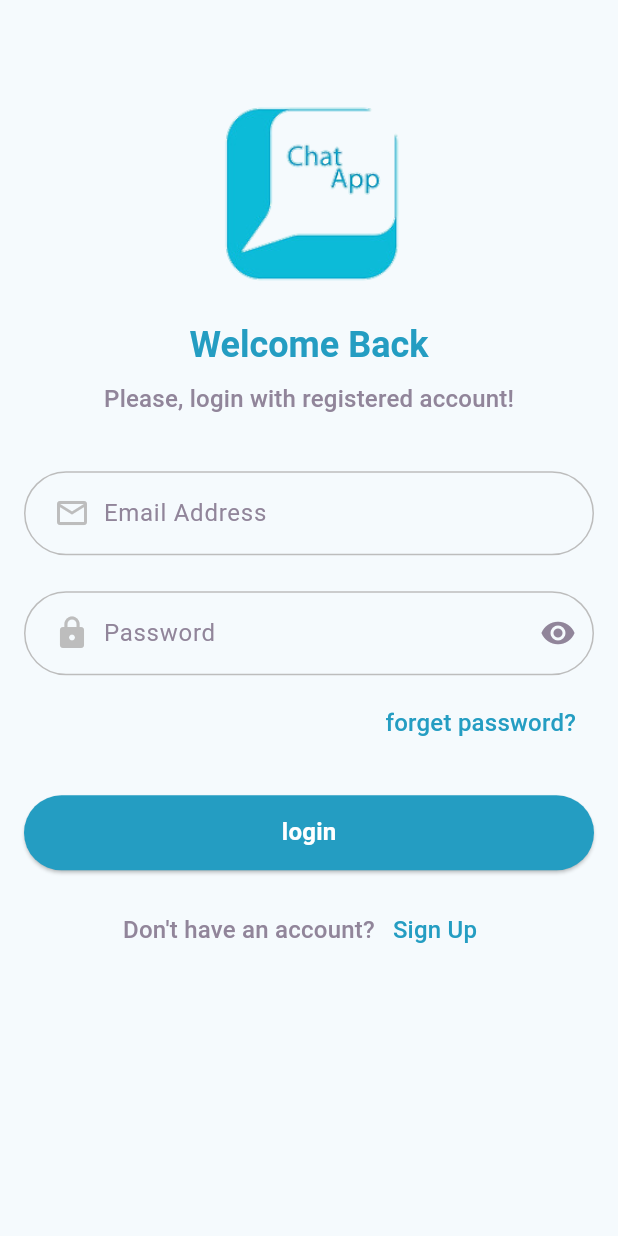
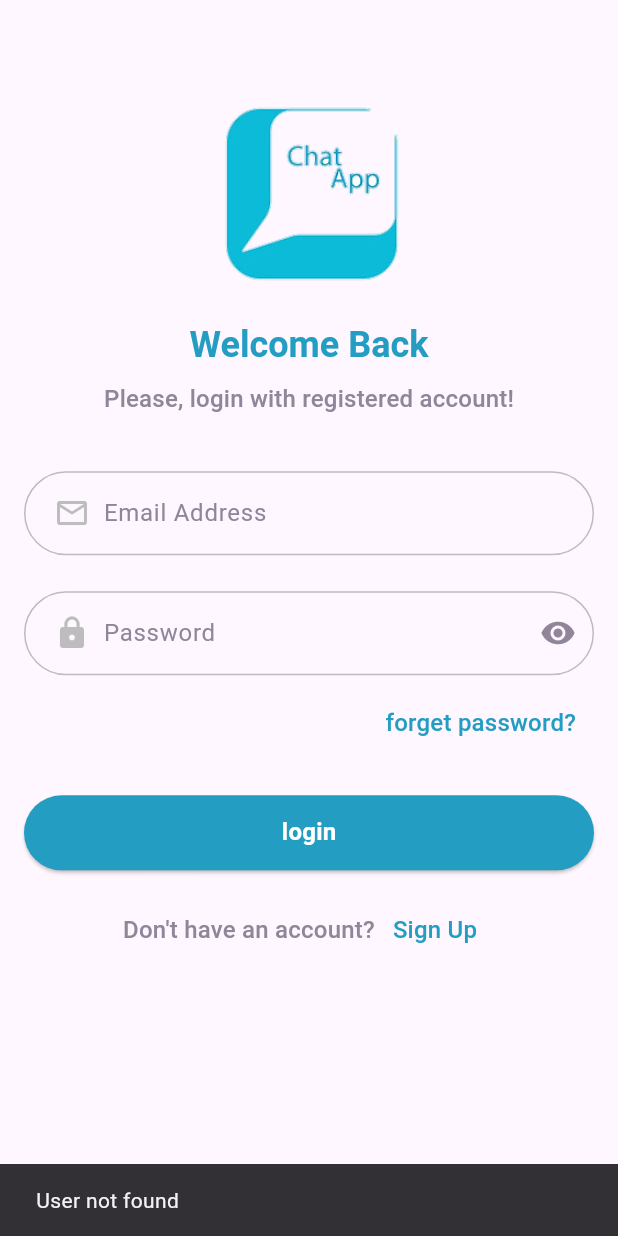
Before and after one commit to Jannat-Dawabsheh/chat_app, a Flutter app: the first screen one second after launch, on a phone screen of 412 x 824 dp. Run offline on Flutter 3.47's test engine with Material 3 defaults, Android fonts, the phone set to English and light mode, and no system bars; our stand-ins replace bloc, cloud_firestore, firebase_auth, firebase_core, flutter_bloc; accounts and stored records are empty; statements that could not run were skipped.

Commit message:
add auth services

```diff
--- /dev/null
+++ b/lib/core/utils/api_path.dart
@@ -0,0 +1,5 @@
+class ApiPath{
+  static String user(String id) => 'users/$id';
+  static String sendMessage(String id) => 'message/$id';
+  static String message() => 'message/';
+}
--- /dev/null
+++ b/lib/features/auth/manager/auth_cubit/auth_state.dart
@@ -0,0 +1,15 @@
+part of 'auth_cubit.dart';
+
+sealed class AuthState  {}
+
+final class AuthInitial extends AuthState {}
+final class AuthLoading extends AuthState {}
+final class AuthSuccess extends AuthState {
+  final User user;
+  AuthSuccess(this.user);
+}
+
+final class AuthError extends AuthState {
+  final String message;
+  AuthError(this.message);
+}
--- a/lib/features/auth/pages/create_account_page.dart
+++ b/lib/features/auth/pages/create_account_page.dart
@@ -43,7 +43,6 @@ class _CreateAccountPageState extends State<CreateAccountPage> {
     if (_formKey.currentState!.validate()) {
 
       debugPrint("$_name  $_email   $_password");
-
 
       }
     }
--- a/lib/features/auth/pages/login_page.dart
+++ b/lib/features/auth/pages/login_page.dart
@@ -1,7 +1,9 @@
 
 import 'package:chat_app/core/utils/constants/app_colors.dart';
 import 'package:chat_app/core/utils/route/app_routes.dart';
+import 'package:chat_app/features/auth/manager/auth_cubit/auth_cubit.dart';
 import 'package:flutter/material.dart';
+import 'package:flutter_bloc/flutter_bloc.dart';
 
 
 class LoginPage extends StatefulWidget {
@@ -35,18 +37,17 @@ class _LoginPageState extends State<LoginPage> {
   }
 
 
-void login() async {
+  void login(VoidCallback loginFunc) {
+    debugPrint("Email: $_email, Password:$_password");
     if (_formKey.currentState!.validate()) {
-
-      debugPrint(" $_email   $_password");
-
+      loginFunc();
 
     }
-
-}
+  }
 
   @override
   Widget build(BuildContext context) {
+    final cubit=BlocProvider.of<AuthCubit>(context);
     return Scaffold(
           appBar: AppBar(
         ),
@@ -139,7 +140,7 @@ void login() async {
                         textInputAction: TextInputAction.done,
                         onEditingComplete: () {
                           _passwordFocusNode.unfocus();
-                          login();
+                          login(()=>cubit.login(_emailControler.text, _passwordControler.text));
                         },
                         validator: (value) {
                           if (value == null || value.isEmpty) {
@@ -216,24 +217,52 @@ void login() async {
                       SizedBox(
                         width: double.infinity,
                         height: 50,
-                        child: ElevatedButton(
-                                onPressed: (){
-                                  login();
-                                },
+                        child: BlocConsumer<AuthCubit, AuthState>(
+                          bloc:cubit,
+                          listenWhen: (previous,current)=>current is AuthSuccess || current is AuthError,
+                          listener: (context, state) {
+                            if(state is AuthSuccess){
+                                ScaffoldMessenger.of(context).showSnackBar(
+                                const SnackBar(
+                                  content: Text('Login Success'),
+                                ),
+                              );
+                              Navigator.of(context).pushNamed(AppRoutes.home);
+                            }else if(state is AuthError){
+                               ScaffoldMessenger.of(context).showSnackBar(
+                                 SnackBar(
+                                  content: Text(state.message),
+                                ),
+                              );
+                            }
+                          },
+                          buildWhen: (previous,current)=>current is AuthLoading || current is AuthError,
+                          builder: (context, state) {
+                            if(state is AuthLoading){
+                              return ElevatedButton(
+                                onPressed: null,
                                 style: ElevatedButton.styleFrom(
                                   backgroundColor: AppColors.primary,
                                   foregroundColor: AppColors.white,
                                 ),
-                                child: Text(
-                                  "login",
+                                child: const Center (child: CircularProgressIndicator.adaptive()),
+                              );
+                            }
+                            return ElevatedButton(
+                                onPressed: ()=>login(()=>cubit.login(_emailControler.text, _passwordControler.text)),
+                                style: ElevatedButton.styleFrom(
+                                  backgroundColor: AppColors.primary,
+                                  foregroundColor: AppColors.white,
+                                ),
+                                child: Text("login",
                                     style: Theme.of(context)
                                         .textTheme
                                         .titleMedium!
                                         .copyWith(
                                             color: AppColors.white,
-                                            fontWeight: FontWeight.w600
-                                        )
-                                ),
+                                            fontWeight: FontWeight.w600)),
+                              );
+                          },
                         ),
                       ),
 
--- /dev/null
+++ b/lib/features/auth/services/auth_services.dart
@@ -0,0 +1,67 @@
+import 'package:chat_app/core/models/user_data.dart';
+import 'package:chat_app/core/services/firestore_services.dart';
+import 'package:chat_app/core/utils/api_path.dart';
+import 'package:firebase_auth/firebase_auth.dart';
+
+abstract class AuthServices{
+  Future<bool>login(String email, String password);
+  Future<bool>register(String email, String password, String username);
+  Future<void>logout();
+  Future<bool>isLoggedIn();
+  Future<User?>getUser();
+}
+
+class AuthServicesImpl implements AuthServices{
+  final _firebaseAuth=FirebaseAuth.instance;
+  final firestore = FirestoreServices.instance;
+  @override
+  Future<bool>login(String email, String password)async{
+    UserCredential userData=await _firebaseAuth.signInWithEmailAndPassword(email: email, password: password);
+      if(userData.user!=null){
+      return true;
+    }else{
+      return false;
+    }
+  }
+
+   @override
+  Future<bool> register(String email, String password, String username) async {
+    UserCredential userData = await _firebaseAuth
+        .createUserWithEmailAndPassword(email: email, password: password);
+    if (userData.user != null) {
+      final currentUserData = UserData(
+      id: userData.user!.uid,
+      email: email,
+      username: username, password: password, photoUrl: userData.user!.photoURL!,
+    );
+      await firestore.setData(
+        path: ApiPath.user(currentUserData.id),
+        data: currentUserData.toMap(),
+      );
+      return true;
+    } else {
+      return false;
+    }
+  }
+
+  @override
+  Future<void>logout()async{
+    await _firebaseAuth.signOut();
+  }
+
+  @override
+  Future<bool>isLoggedIn() async{
+    User? user=_firebaseAuth.currentUser;
+    if(user!=null){
+      return true;
+    }else{
+      return false;
+    }
+  }
+
+
+  @override
+  Future<User?>getUser(){
+    return Future.value(_firebaseAuth.currentUser);
+      }
+}
--- a/lib/features/chat/pages/home_page.dart
+++ b/lib/features/chat/pages/home_page.dart
@@ -10,6 +10,10 @@ class HomePage extends StatefulWidget {
 class _HomePageState extends State<HomePage> {
   @override
   Widget build(BuildContext context) {
-    return const Placeholder();
+    return Scaffold(
+      appBar: AppBar(
+        title: Text('Home Page'),
+      ),
+    );
   }
 }
--- a/lib/main.dart
+++ b/lib/main.dart
@@ -1,8 +1,16 @@
 import 'package:chat_app/core/utils/route/app_router.dart';
 import 'package:chat_app/core/utils/route/app_routes.dart';
+import 'package:chat_app/features/auth/manager/auth_cubit/auth_cubit.dart';
+import 'package:chat_app/firebase_options.dart';
+import 'package:firebase_core/firebase_core.dart';
 import 'package:flutter/material.dart';
+import 'package:flutter_bloc/flutter_bloc.dart';
 
-void main() {
+Future<void> main() async {
+  WidgetsFlutterBinding.ensureInitialized();
+  await Firebase.initializeApp(
+    options:DefaultFirebaseOptions.currentPlatform,
+  );
   runApp(const MyApp());
 }
 
@@ -12,16 +20,31 @@ class MyApp extends StatelessWidget {
   // This widget is the root of your application.
   @override
   Widget build(BuildContext context) {
-    return MaterialApp(
-      debugShowCheckedModeBanner: false,
-      title: 'Chat app',
-      theme: ThemeData(
+    return BlocProvider(
+      create: (context) {
+        final cubit = AuthCubit();
+        cubit.getUser();
+        return cubit;
+      },
+      child: Builder(builder: (context) {
+        final cubit = BlocProvider.of<AuthCubit>(context);
 
-        colorScheme: ColorScheme.fromSeed(seedColor: Color.fromARGB(255, 47, 136, 164)),
-        useMaterial3: true,
-      ),
-      onGenerateRoute: AppRouter.onGenerateRoute,
-      initialRoute: AppRoutes.login,
+        return BlocBuilder<AuthCubit, AuthState>(
+          bloc: cubit,
+          builder: (context, state) {
+            return MaterialApp(
+              debugShowCheckedModeBanner: false,
+              title: 'Chat App',
+              theme: ThemeData(
+                colorScheme: ColorScheme.fromSeed(seedColor: Colors.deepPurple),
+                useMaterial3: true,
+              ),
+              onGenerateRoute: AppRouter.onGenerateRoute,
+              initialRoute: state is AuthSuccess ? AppRoutes.home : AppRoutes.login,
+            );
+          },
+        );
+      }),
     );
   }
 }
```
Also changed, not shown: lib/core/models/user_data.dart (added, +31 -0 lines), lib/core/services/firestore_services.dart (added, +90 -0 lines), lib/core/services/user_services.dart (added, +18 -0 lines), lib/features/auth/manager/auth_cubit/auth_cubit.dart (added, +65 -0 lines), lib/features/chat/manager/cubit/chat_cubit.dart (added, +34 -0 lines), lib/features/chat/manager/cubit/chat_state.dart (added, +17 -0 lines), lib/features/chat/models/chat_message.dart (added, +41 -0 lines), lib/features/chat/services/chat_services.dart (added, +19 -0 lines), firebase.json (added), lib/firebase_options.dart (added), 3 other files.
